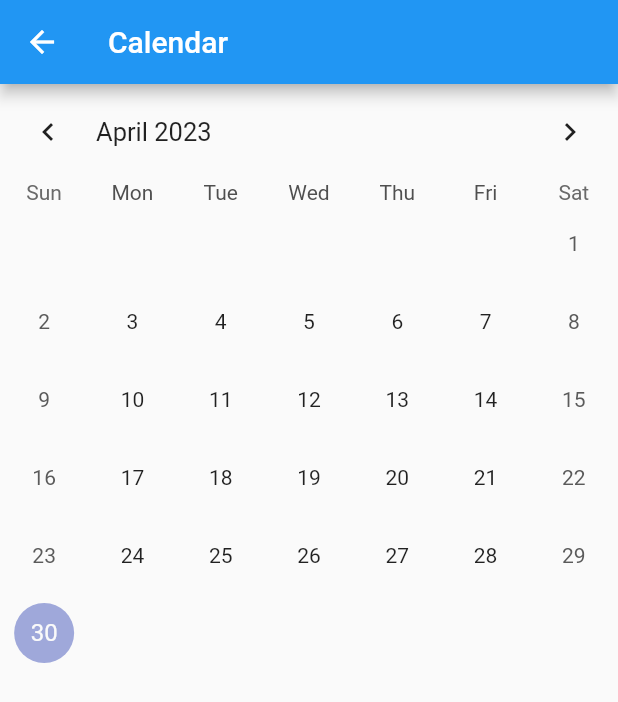
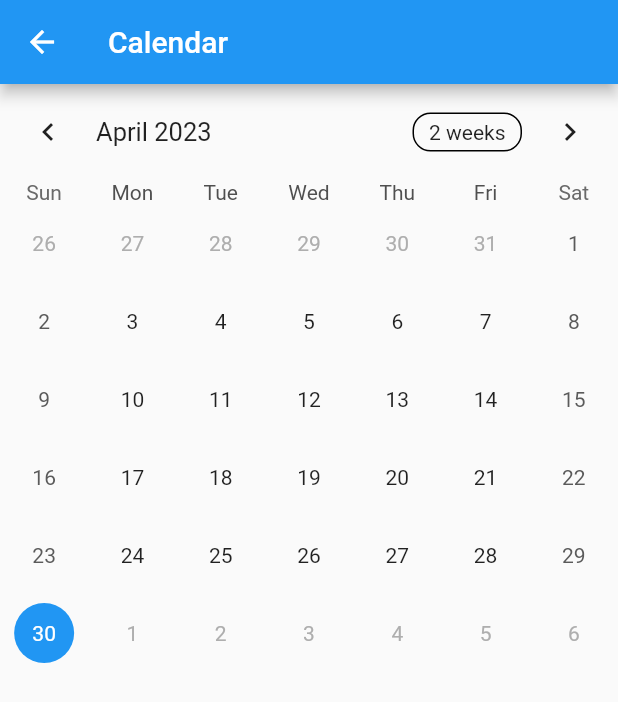
Before and after one commit to JulioAGuevara/Projectov1, a Flutter app: the screen it shows after launch, after a tap on the "calendar month" icon, on a phone screen of 412 x 824 dp. Shown: the top 702 px of the screen. Run offline on Flutter 3.47's test engine with Material 2 defaults, Android fonts, the phone set to English and light mode, and no system bars; drawn by our look-alikes of table_calendar; our stand-ins replace flutter_spinkit.

Commit message:
fixed bug on calendar and added reminder widget

```diff
--- a/lib/main.dart
+++ b/lib/main.dart
@@ -4,6 +4,7 @@ import 'package:flutter/material.dart';
 import 'package:projecto/src/widget/calendar.dart';
 import 'package:flutter/cupertino.dart';
 import 'package:flutter_spinkit/flutter_spinkit.dart';
+import './src/widget/reminder.dart';
 
 void main(){
   runApp(const MyApp());
@@ -69,18 +70,33 @@ class _efigie extends State<efigie>{
 void main2() => runApp(ReminderApp());
 
 
-class ReminderApp extends StatelessWidget {
+class ReminderApp extends StatefulWidget {
+  @override
+  _ReminderAppState createState() => _ReminderAppState();
+}
+
+class _ReminderAppState extends State<ReminderApp> {
+  List<Reminder> _reminders = [];
+
   @override
   Widget build(BuildContext context) {
     return MaterialApp(
       onGenerateRoute: (RouteSettings settings) {
         switch (settings.name) {
           case '/home':
-            return MaterialPageRoute(builder: (context) => ReminderApp());
+            return MaterialPageRoute(
+                builder: (context) => ReminderList(
+                      reminders: _reminders,
+                      onAddReminder: (title, description, date) {
+                        setState(() {
+                          _reminders.add(Reminder(title, description, date));
+                        });
+                      }, title: '',
+                    ));
           case '/calendar':
             return MaterialPageRoute(
                 builder: (context) => Calendar(
-                      reminders: [],
+                      reminders: _reminders,
                     ));
         }
       },
@@ -89,13 +105,25 @@ class ReminderApp extends StatelessWidget {
       theme: ThemeData(
         primarySwatch: Colors.blue,
       ),
-      home: ReminderList(title: 'Pending Tasks'),
+      home: ReminderList(
+        title: 'Pending Tasks',
+        reminders: _reminders,
+        onAddReminder: (title, description, date) {
+          setState(() {
+            _reminders.add(Reminder(title, description, date));
+          });
+        },
+      ),
     );
   }
 }
 
+
 class ReminderList extends StatefulWidget {
-  ReminderList({Key? key, required this.title}) : super(key: key);
+  final List<Reminder> reminders;
+  final Function(String, String, DateTime) onAddReminder;
+
+  ReminderList({Key? key, required this.title, required this.reminders, required this.onAddReminder}) : super(key: key);
 
   final String title;
 
@@ -103,6 +131,7 @@ class ReminderList extends StatefulWidget {
   _ReminderListState createState() => _ReminderListState();
 }
 
+/////////////
 class _ReminderListState extends State<ReminderList> {
   List<Reminder> _reminders = [];
   late List<bool> isChecked = [];
@@ -113,6 +142,17 @@ class _ReminderListState extends State<ReminderList> {
     setState(() {
       _reminders.add(Reminder(title, description, date));
     });
+  }
+  void _showDialog() {
+    showDialog(
+      context: context,
+      builder: (context) => ReminderDialog(
+        onAddReminder: (title, description, date) {
+          widget.onAddReminder(title, description, date);
+          Navigator.pop(context);
+        },
+      ),
+    );
   }
 
   @override
@@ -260,14 +300,7 @@ class _ReminderListState extends State<ReminderList> {
     );
   }
 }
-
-class Reminder {
-  final String title;
-  final String description;
-  final DateTime date;
-
-  Reminder(this.title, this.description, this.date);
-}
+///////////////
 
 class ReminderDialog extends StatefulWidget {
   final Function(String, String, DateTime) onAddReminder;
@@ -281,7 +314,7 @@ class ReminderDialog extends StatefulWidget {
 class _ReminderDialogState extends State<ReminderDialog> {
   late TextEditingController _titleController;
   late TextEditingController _descriptionController;
-  DateTime _selectedDate = DateTime.now();
+  DateTime _selectedDate = DateTime.now().toUtc();
 
   @override
   void initState() {
--- a/lib/src/widget/calendar.dart
+++ b/lib/src/widget/calendar.dart
@@ -1,7 +1,7 @@
 import 'package:flutter/material.dart';
 import 'package:table_calendar/table_calendar.dart';
+import 'reminder.dart';
 import 'package:intl/intl.dart';
-import '../../main.dart';
 
 class Calendar extends StatefulWidget {
   final List<Reminder> reminders;
@@ -16,54 +16,37 @@ class _CalendarState extends State<Calendar> {
   CalendarFormat _calendarFormat = CalendarFormat.month;
   DateTime _focusedDay = DateTime.now();
   DateTime _selectedDay = DateTime.now();
-  List<Reminder> _reminders = [];
 
-  @override
-  void initState() {
-    super.initState();
-    _reminders = widget.reminders;
-  }
-
-  @override
-  Widget build(BuildContext context) {
-    return Scaffold(
-      appBar: AppBar(
-        title: Text("Calendar"),
-      ),
-      body: TableCalendar(
-        firstDay: DateTime.utc(2010, 1, 1),
-        lastDay: DateTime.utc(2030, 12, 31),
-        focusedDay: _focusedDay,
-        calendarFormat: _calendarFormat,
-        headerStyle: HeaderStyle(
-          formatButtonVisible: false,
-        ),
-        selectedDayPredicate: (day) {
-          return _selectedDay == day;
-        },
-        onDaySelected: (selectedDay, focusedDay) {
+  void _onDaySelected(DateTime selectedDay, DateTime focusedDay) {
+  if (!isSameDay(_selectedDay, selectedDay)) {
     setState(() {
       _selectedDay = selectedDay;
       _focusedDay = focusedDay;
     });
 
-          List<Reminder> selectedDayReminders = _reminders.where((reminder) => isSameDay(reminder.date, selectedDay)).toList();
+    List<Reminder> remindersForSelectedDay = widget.reminders
+        .where((reminder) => isSameDay(reminder.date, selectedDay))
+        .toList();
 
+    if (remindersForSelectedDay.isNotEmpty) {
       showDialog(
         context: context,
-            builder: (context) {
-              return AlertDialog(
-                title: Text("Reminders on ${DateFormat.yMMMd().format(selectedDay)}"),
-                content: ListView.builder(
-                  itemCount: selectedDayReminders.length,
+        builder: (context) => AlertDialog(
+          title: Text("Reminders for ${DateFormat('yMd').format(selectedDay)}"),
+          content: SizedBox(
+            width: double.maxFinite,
+            child: ListView.builder(
               shrinkWrap: true,
+              itemCount: remindersForSelectedDay.length,
               itemBuilder: (context, index) {
-                    final reminder = selectedDayReminders[index];
+                final reminder = remindersForSelectedDay[index];
                 return ListTile(
                   title: Text(reminder.title),
                   subtitle: Text(reminder.description),
+                  trailing: Text(DateFormat('hh:mm a').format(reminder.date)),
                 );
               },
+            ),
           ),
           actions: <Widget>[
             TextButton(
@@ -73,13 +56,47 @@ class _CalendarState extends State<Calendar> {
               },
             ),
           ],
+        ),
       );
+    }
+  }
+}
+
+  @override
+Widget build(BuildContext context) {
+  return Scaffold(
+    appBar: AppBar(
+      title: Text('Calendar'),
+    ),
+    body: Column(
+      children: [
+        TableCalendar(
+          firstDay: DateTime.utc(2010, 10, 16),
+          lastDay: DateTime.utc(2030, 3, 14),
+          focusedDay: _focusedDay,
+          calendarFormat: _calendarFormat,
+          selectedDayPredicate: (day) {
+            return isSameDay(_selectedDay, day);
           },
-          );
+          onDaySelected: _onDaySelected,
+          eventLoader: (day) {
+            return widget.reminders
+                .where((reminder) => isSameDay(reminder.date, day))
+                .toList();
           },
-        onPageChanged: (focusedDay) {
-          _focusedDay = focusedDay;
-        },
+          calendarStyle: CalendarStyle(
+            isTodayHighlighted: true,
+            selectedDecoration: BoxDecoration(
+              color: Theme.of(context).primaryColor,
+              shape: BoxShape.circle,
+            ),
+            selectedTextStyle: TextStyle(color: Colors.white),
+            todayDecoration: BoxDecoration(
+              color: Colors.blueGrey,
+              shape: BoxShape.circle,
+            ),
+            markerDecoration: BoxDecoration(shape: BoxShape.circle, color: Colors.red),
+          ),
           onFormatChanged: (format) {
             if (_calendarFormat != format) {
               setState(() {
@@ -87,13 +104,24 @@ class _CalendarState extends State<Calendar> {
               });
             }
           },
-        startingDayOfWeek: StartingDayOfWeek.sunday,
-        calendarStyle: CalendarStyle(
-          outsideDaysVisible: false,
+          onPageChanged: (focusedDay) {
+            _focusedDay = focusedDay;
+          },
         ),
-        eventLoader: (day) {
-          return _reminders.where((reminder) => isSameDay(reminder.date, day)).toList();
+        Expanded(
+          child: ListView.builder(
+            itemCount: widget.reminders.where((reminder) => isSameDay(reminder.date, _selectedDay)).length,
+            itemBuilder: (context, index) {
+              final reminder = widget.reminders.where((r) => isSameDay(r.date, _selectedDay)).toList()[index];
+              return ListTile(
+                title: Text(reminder.title),
+                subtitle: Text(reminder.description),
+                trailing: Text(DateFormat('hh:mm a').format(reminder.date)),
+              );
             },
+          ),
+        ),
+      ],
     ),
   );
 }
--- /dev/null
+++ b/lib/src/widget/reminder.dart
@@ -0,0 +1,7 @@
+class Reminder {
+  final String title;
+  final String description;
+  final DateTime date;
+
+  Reminder(this.title, this.description, this.date);
+}
```
Also changed, not shown: pubspec.lock. Lines whose indentation alone changed are shown as unchanged.
